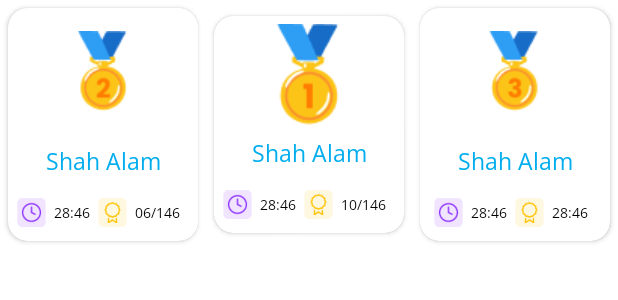
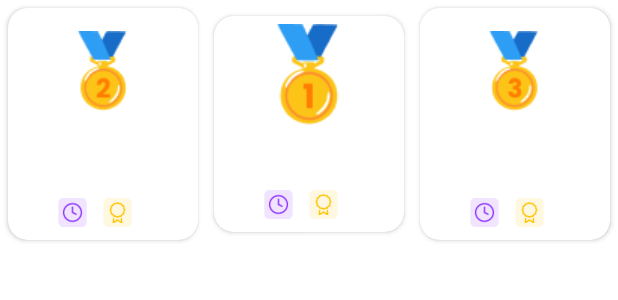
Before and after one commit to MdAbdullahAlMahmud/BaseProject, an Android app: the layout leader_board_top_layout.xml on its own in the app's theme, with its tools: preview values and no code run, on a phone screen of 412 x 824 dp. Shown: the top 300 px of the screen. Run offline under Robolectric (Android 15) with nearby library versions, the light colour scheme and no system bars.

Commit message:
leader board completed

```diff
--- a/features/dashboard/src/main/java/com/mkrlabs/dashboard/ui/dashboard/live_exam/leaderboard/LeaderBoardAdapter.kt
+++ b/features/dashboard/src/main/java/com/mkrlabs/dashboard/ui/dashboard/live_exam/leaderboard/LeaderBoardAdapter.kt
@@ -37,10 +37,10 @@ class LeaderBoardAdapter (private val onItemClicked: (item: LeaderBoardItem) ->
     class LeaderBoardListViewHolder(val binding: LeaderBoardItemBinding) :
         RecyclerView.ViewHolder(binding.root) {
         fun bind(item: LeaderBoardItem,position: Int) {
-            binding.leaderUserName.text = "User name"
+            binding.leaderUserName.text = "${item.name}"
             binding.leaderRankTv.text ="${ position +4}"
-            binding.leaderTimeTv.text = item.time
-            binding.leaderScoreTv.text = "${item.score}/100"
+            binding.leaderTimeTv.text = item.time_taken
+            binding.leaderScoreTv.text = "${item.total_score}"
 
         }
     }
--- a/features/dashboard/src/main/res/layout/leader_board_top_layout.xml
+++ b/features/dashboard/src/main/res/layout/leader_board_top_layout.xml
@@ -35,10 +35,10 @@
                     android:layout_gravity="center"
                     android:layout_marginVertical="@dimen/_12sdp"/>
                 <TextView
+                    android:id="@+id/secondTopperNameTv"
                     style="@style/open_sans_regular_16"
                     android:layout_width="match_parent"
                     android:layout_height="wrap_content"
-                    android:text="Shah Alam"
                     android:gravity="center"
                     android:textAlignment="center"
                     android:padding="@dimen/_4sdp"
@@ -62,10 +62,10 @@
                             android:layout_height="@dimen/_15sdp"
                             android:src="@drawable/quiz_time_taken"/>
                         <TextView
+                            android:id="@+id/secondTopperTimeTakenTv"
                             style="@style/open_sans_regular_10"
                             android:layout_width="wrap_content"
                             android:layout_height="wrap_content"
-                            android:text="28:46"
                             android:padding="@dimen/_4sdp"
                             android:layout_marginVertical="@dimen/_5sdp"
                             />
@@ -82,10 +82,10 @@
                             android:layout_height="@dimen/_15sdp"
                             android:src="@drawable/quiz_score_icon"/>
                         <TextView
+                            android:id="@+id/secondTopperTotalScoreTv"
                             style="@style/open_sans_regular_10"
                             android:layout_width="wrap_content"
                             android:layout_height="wrap_content"
-                            android:text="06/146"
                             android:padding="@dimen/_4sdp"
                             android:layout_marginVertical="@dimen/_5sdp"
                             />
@@ -121,10 +121,10 @@
                     android:layout_marginTop="@dimen/_4sdp"
                     />
                 <TextView
+                    android:id="@+id/championNameTv"
                     style="@style/open_sans_regular_16"
                     android:layout_width="match_parent"
                     android:layout_height="wrap_content"
-                    android:text="Shah Alam"
                     android:gravity="center"
                     android:textAlignment="center"
                     android:padding="@dimen/_4sdp"
@@ -148,10 +148,10 @@
                             android:layout_height="@dimen/_15sdp"
                             android:src="@drawable/quiz_time_taken"/>
                         <TextView
+                            android:id="@+id/championTimeTakenTv"
                             style="@style/open_sans_regular_10"
                             android:layout_width="wrap_content"
                             android:layout_height="wrap_content"
-                            android:text="28:46"
                             android:padding="@dimen/_4sdp"
                             android:layout_marginVertical="@dimen/_5sdp"
                             />
@@ -168,10 +168,10 @@
                             android:layout_height="@dimen/_15sdp"
                             android:src="@drawable/quiz_score_icon"/>
                         <TextView
+                            android:id="@+id/championTotalScoreTv"
                             style="@style/open_sans_regular_10"
                             android:layout_width="wrap_content"
                             android:layout_height="wrap_content"
-                            android:text="10/146"
                             android:padding="@dimen/_4sdp"
                             android:layout_marginVertical="@dimen/_5sdp"
                             />
@@ -206,10 +206,10 @@
                     android:layout_gravity="center"
                     android:layout_marginVertical="@dimen/_12sdp"/>
                 <TextView
+                    android:id="@+id/thirdTopperNameTv"
                     style="@style/open_sans_regular_16"
                     android:layout_width="match_parent"
                     android:layout_height="wrap_content"
-                    android:text="Shah Alam"
                     android:gravity="center"
                     android:textAlignment="center"
                     android:padding="@dimen/_4sdp"
@@ -233,10 +233,10 @@
                             android:layout_height="@dimen/_15sdp"
                             android:src="@drawable/quiz_time_taken"/>
                         <TextView
+                            android:id="@+id/thirdTopperTimeTakenTv"
                             style="@style/open_sans_regular_10"
                             android:layout_width="wrap_content"
                             android:layout_height="wrap_content"
-                            android:text="28:46"
                             android:padding="@dimen/_4sdp"
                             android:layout_marginVertical="@dimen/_5sdp"
                             />
@@ -253,10 +253,10 @@
                             android:layout_height="@dimen/_15sdp"
                             android:src="@drawable/quiz_score_icon"/>
                         <TextView
+                            android:id="@+id/thirdTopperTotalScoreTv"
                             style="@style/open_sans_regular_10"
                             android:layout_width="wrap_content"
                             android:layout_height="wrap_content"
-                            android:text="28:46"
                             android:padding="@dimen/_4sdp"
                             android:layout_marginVertical="@dimen/_5sdp"
                             />
```
Also changed, not shown: features/dashboard/src/main/java/com/mkrlabs/dashboard/data/model/response/LeaderBoardItem.kt (+6 -2 lines), features/dashboard/src/main/java/com/mkrlabs/dashboard/ui/dashboard/live_exam/leaderboard/LeaderBoardFragment.kt (+48 -1 lines).
